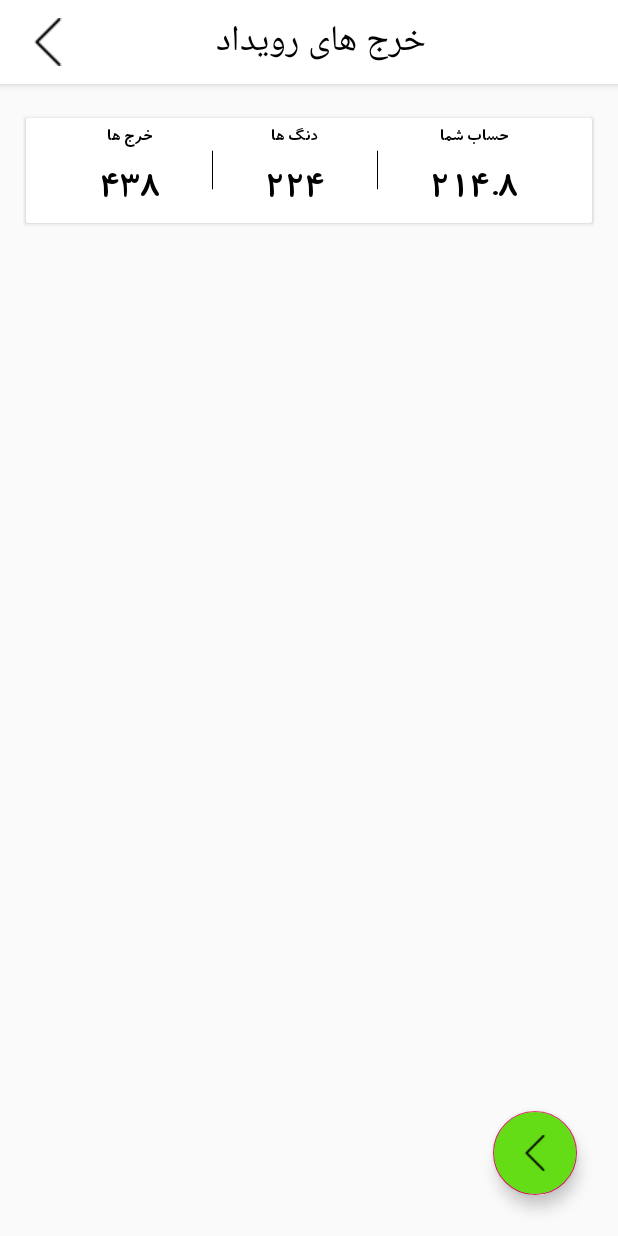
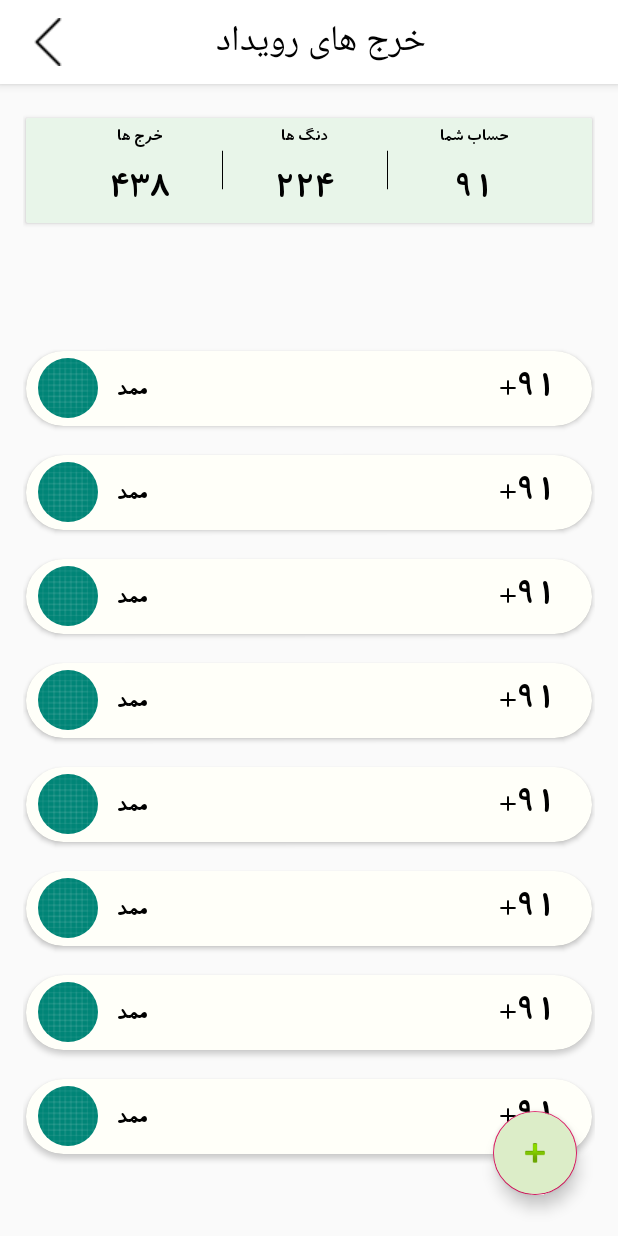
Before and after one commit to Blue-Dragon/PedarKharj, an Android app: the screen it shows after launch (MainActivity), on a phone screen of 412 x 824 dp. Run offline under Robolectric (Android 15) with nearby library versions, the light colour scheme and no system bars; our stand-ins replace CircleImageView.

Commit message:
add participant class & its sample

```diff
--- a/app/build.gradle
+++ b/app/build.gradle
@@ -31,4 +31,5 @@ dependencies {
     implementation 'com.android.support:cardview-v7:27.1.1'
     implementation 'com.android.support:recyclerview-v7:27.1.1'
     implementation 'com.android.support:design:27.1.1'
+    implementation 'de.hdodenhof:circleimageview:3.0.0' //circular picture
 }
--- /dev/null
+++ b/app/src/main/java/com/example/pedarkharj_edit2/classes/Participant.java
@@ -0,0 +1,54 @@
+package com.example.pedarkharj_edit2.classes;
+
+import android.graphics.Bitmap;
+
+public class Participant {
+    private Bitmap profPic;
+    private String name;
+    private int expense, dong, result= expense-dong;
+
+
+    //with pic
+    public Participant(Bitmap profPic, String name, int expense, int dong) {
+        this.profPic = profPic;
+        this.name = name;
+        this.expense = expense;
+        this.dong = dong;
+    }
+    //NO pic
+    public Participant(String name, int expense, int dong) {
+        this.name = name;
+        this.expense = expense;
+        this.dong = dong;
+    }
+
+
+    public Bitmap getProfPic() {
+        return profPic;
+    }
+    public void setProfPic(Bitmap profPic) {
+        this.profPic = profPic;
+    }
+    public String getName() {
+        return name;
+    }
+    public void setName(String name) {
+        this.name = name;
+    }
+    public int getExpense() {
+        return expense;
+    }
+    public void setExpense(int expense) {
+        this.expense = expense;
+    }
+    public int getDong() {
+        return dong;
+    }
+    public void setDong(int dong) {
+        this.dong = dong;
+    }
+    public int getResult() {
+        return result;
+    }
+
+}
--- /dev/null
+++ b/app/src/main/java/com/example/pedarkharj_edit2/classes/ParticipantAdaptor.java
@@ -0,0 +1,43 @@
+package com.example.pedarkharj_edit2.classes;
+
+import android.support.annotation.NonNull;
+import android.support.v7.widget.RecyclerView;
+import android.view.View;
+import android.view.ViewGroup;
+import android.widget.ImageView;
+import android.widget.TextView;
+
+public class ParticipantAdaptor extends RecyclerView.Adapter<ParticipantAdaptor.ViewHolder> {
+
+    public class ViewHolder extends RecyclerView.ViewHolder {
+        ImageView profImv;
+        TextView nameTv, resultTv;
+
+        public ViewHolder(View itemView) {
+            super(itemView);
+        }
+    }
+
+
+    @NonNull
+    @Override
+    public ViewHolder onCreateViewHolder(@NonNull ViewGroup parent, int viewType) {
+        return null;
+    }
+
+    @Override
+    public void onBindViewHolder(@NonNull ViewHolder holder, int position) {
+
+    }
+
+    @Override
+    public int getItemCount() {
+        return 0;
+    }
+
+
+
+
+
+
+}
--- a/app/src/main/res/layout/activity_main.xml
+++ b/app/src/main/res/layout/activity_main.xml
@@ -53,7 +53,7 @@ android:layout_gravity="center_horizontal">
 <ScrollView
     android:layout_width="match_parent"
     android:layout_height="match_parent"
-    android:paddingBottom="15dp"
+    android:paddingBottom="5dp"
     android:paddingTop="15dp"
     android:foregroundGravity="center_horizontal"
     android:layout_centerInParent="true">
@@ -62,18 +62,76 @@ android:layout_gravity="center_horizontal">
         android:layout_width="match_parent"
         android:layout_height="wrap_content"
         android:layout_marginTop="?attr/actionBarSize"
+        android:layout_marginBottom="?attr/actionBarSize"
         android:layout_marginLeft="15dp"
         android:layout_marginRight="15dp"
-        android:layout_gravity="center_horizontal"
-        android:layout_marginBottom="?attr/actionBarSize">
+        android:layout_gravity="center_horizontal">
 
         <RelativeLayout
             android:id="@+id/rl_myresult"
             android:layout_width="match_parent"
             android:layout_height="wrap_content">
-
         <include layout="@layout/sample_my_result"/>
         </RelativeLayout>
+
+        <RelativeLayout
+            android:id="@+id/a1"
+            android:layout_width="match_parent"
+            android:layout_height="wrap_content"
+            android:layout_below="@id/rv_expenses">
+            <include layout="@layout/sample_participant"/>
+        </RelativeLayout>
+        <RelativeLayout
+            android:id="@+id/a2"
+            android:layout_width="match_parent"
+            android:layout_height="wrap_content"
+            android:layout_below="@id/a1">
+            <include layout="@layout/sample_participant"/>
+        </RelativeLayout>
+        <RelativeLayout
+            android:id="@+id/a3"
+            android:layout_width="match_parent"
+            android:layout_height="wrap_content"
+            android:layout_below="@id/a2">
+            <include layout="@layout/sample_participant"/>
+        </RelativeLayout>
+        <RelativeLayout
+            android:id="@+id/a11"
+            android:layout_width="match_parent"
+            android:layout_height="wrap_content"
+            android:layout_below="@id/a3">
+            <include layout="@layout/sample_participant"/>
+        </RelativeLayout>
+        <RelativeLayout
+            android:id="@+id/a21"
+            android:layout_width="match_parent"
+            android:layout_height="wrap_content"
+            android:layout_below="@id/a11">
+            <include layout="@layout/sample_participant"/>
+        </RelativeLayout>
+        <RelativeLayout
+            android:id="@+id/a31"
+            android:layout_width="match_parent"
+            android:layout_height="wrap_content"
+            android:layout_below="@id/a21">
+            <include layout="@layout/sample_participant"/>
+        </RelativeLayout>
+            <RelativeLayout
+                android:id="@+id/a4"
+                android:layout_width="match_parent"
+                android:layout_height="wrap_content"
+                android:layout_below="@id/a31">
+                <include layout="@layout/sample_participant"/>
+            </RelativeLayout>
+            <RelativeLayout
+                android:id="@+id/a5"
+                android:layout_width="match_parent"
+                android:layout_height="wrap_content"
+                android:layout_below="@id/a4"
+                android:layout_marginBottom="50dp">
+                <include layout="@layout/sample_participant"/>
+        </RelativeLayout>
+
 
         <android.support.v7.widget.RecyclerView
             android:id="@+id/rv_expenses"
@@ -96,8 +154,8 @@ android:layout_gravity="center_horizontal">
         android:layout_gravity="bottom|end"
         android:layout_marginRight="27dp"
         android:layout_marginBottom="27dp"
-        android:backgroundTint="#64DD17"
-        app:srcCompat="@drawable/back" />
+        android:backgroundTint="#DCEDC8"
+        app:srcCompat="@android:drawable/ic_input_add" />
 
 
 </RelativeLayout>
--- a/app/src/main/res/layout/sample_my_result.xml
+++ b/app/src/main/res/layout/sample_my_result.xml
@@ -19,7 +19,7 @@
         android:layout_width="match_parent"
         android:layout_height="match_parent"
         android:gravity="center"
-        android:background="@color/colorWhite">
+        android:background="#E8F5E9">
 
 
         <ImageView
@@ -46,7 +46,8 @@
                 android:layout_height="wrap_content"
                 android:fontFamily="@font/b_koodak"
                 android:layout_alignParentBottom="true"
-                android:text="214.8"
+                android:layout_centerHorizontal="true"
+                android:text="91"
                 android:textColor="#000000"
                 android:textSize="24sp" />
             <TextView
@@ -77,6 +78,7 @@
                 android:layout_height="wrap_content"
                 android:fontFamily="@font/b_koodak"
                 android:layout_alignParentBottom="true"
+                android:layout_centerHorizontal="true"
                 android:text="224"
                 android:textColor="#000000"
                 android:textSize="24sp" />
@@ -106,6 +108,7 @@
                 android:layout_width="wrap_content"
                 android:layout_height="wrap_content"
                 android:fontFamily="@font/b_koodak"
+                android:layout_centerHorizontal="true"
                 android:layout_alignParentBottom="true"
                 android:text="438"
                 android:textColor="#000000"
--- /dev/null
+++ b/app/src/main/res/layout/sample_participant.xml
@@ -0,0 +1,85 @@
+<android.support.v7.widget.CardView xmlns:android="http://schemas.android.com/apk/res/android"
+    xmlns:card_view="http://schemas.android.com/apk/res-auto"
+    xmlns:view="http://schemas.android.com/tools"
+    android:id="@+id/card_layout"
+    android:layout_width="match_parent"
+    android:layout_height="50dp"
+    android:layout_marginRight="2dp"
+    android:layout_marginLeft="2dp"
+    android:layout_marginTop="7dp"
+    android:layout_marginBottom="12dp"
+    android:elevation="8dp"
+    card_view:cardCornerRadius="25dp">
+
+
+    <RelativeLayout
+        android:orientation="horizontal"
+        android:id="@+id/rl_color"
+        android:layout_width="match_parent"
+        android:layout_height="match_parent"
+        android:gravity="center_vertical"
+        android:background="#45FFFDE7">
+
+        <RelativeLayout
+            android:id="@+id/rl_prof_pic"
+            android:layout_width="wrap_content"
+            android:layout_height="wrap_content"
+            android:layout_toLeftOf="@id/sep2"
+            android:gravity="left"
+            android:layout_alignParentLeft="true"
+            android:layout_marginLeft="8dp"
+            android:layout_centerVertical="true">
+
+            <de.hdodenhof.circleimageview.CircleImageView
+                android:layout_width="40dp"
+                android:layout_height="40dp"
+                android:src="@drawable/ic_launcher_background"/>
+        </RelativeLayout>
+
+        <RelativeLayout
+            android:id="@+id/rl_particName"
+            android:layout_width="wrap_content"
+            android:layout_height="wrap_content"
+            android:layout_toRightOf="@id/rl_prof_pic"
+            android:layout_marginLeft="12dp"
+            android:gravity="center"
+            android:layout_centerVertical="true">
+
+            <TextView
+                android:id="@+id/tv_title_my_dong"
+                android:layout_width="wrap_content"
+                android:layout_height="wrap_content"
+                android:layout_above="@id/tv_my_dong"
+                android:layout_marginBottom="-2dp"
+                android:fontFamily="@font/b_koodak"
+                android:gravity="center"
+                android:text="ممد"
+                android:textColor="#000000"
+                android:textSize="16sp" />
+        </RelativeLayout>
+
+        <RelativeLayout
+            android:id="@+id/rv_my_result"
+            android:layout_width="wrap_content"
+            android:layout_height="wrap_content"
+            android:layout_alignParentRight="true"
+            android:layout_marginRight="24dp"
+            android:gravity="center"
+            android:layout_centerVertical="true">
+
+            <TextView
+                android:id="@+id/tv_my_result"
+                android:layout_width="wrap_content"
+                android:layout_height="wrap_content"
+                android:fontFamily="@font/b_koodak"
+                android:layout_alignParentBottom="true"
+                android:layout_centerHorizontal="true"
+                android:text="+91"
+                android:textColor="#000000"
+                android:textSize="24sp" />
+
+        </RelativeLayout>
+
+    </RelativeLayout>
+
+</android.support.v7.widget.CardView>
```
